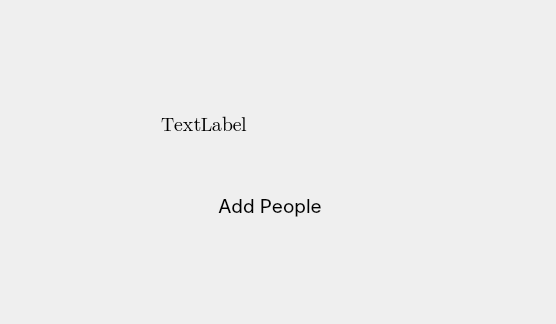
Above: BirthdayAPP/mainwindow.ui from SerhiyTo/Birthday-App before the change; both pictures show x 0 to 556 and y 276 to 600 of the 800 by 600 pixel window. Below: the same form after it.
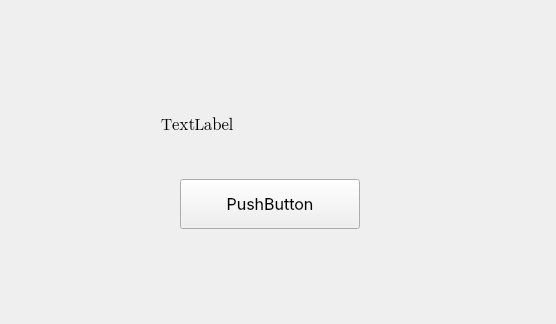
That is the form after the change. Icons and pictures are not drawn.

Commit message: Update main screen

```diff
--- a/BirthdayAPP/mainwindow.ui
+++ b/BirthdayAPP/mainwindow.ui
@@ -2,6 +2,9 @@
 <ui version="4.0">
  <class>MainWindow</class>
  <widget class="QMainWindow" name="MainWindow">
+  <property name="enabled">
+   <bool>true</bool>
+  </property>
   <property name="geometry">
    <rect>
     <x>0</x>
@@ -20,34 +23,12 @@
    <string>Birthday Reminder</string>
   </property>
   <property name="autoFillBackground">
-   <bool>false</bool>
+   <bool>true</bool>
+  </property>
+  <property name="tabShape">
+   <enum>QTabWidget::Rounded</enum>
   </property>
   <widget class="QWidget" name="centralwidget">
-   <widget class="QPushButton" name="button_add_people">
-    <property name="geometry">
-     <rect>
-      <x>180</x>
-      <y>457</y>
-      <width>180</width>
-      <height>50</height>
-     </rect>
-    </property>
-    <property name="font">
-     <font>
-      <family>Inter</family>
-      <pointsize>14</pointsize>
-     </font>
-    </property>
-    <property name="autoFillBackground">
-     <bool>false</bool>
-    </property>
-    <property name="styleSheet">
-     <string notr="true">border-radius: 10px;</string>
-    </property>
-    <property name="text">
-     <string>Add People</string>
-    </property>
-   </widget>
    <widget class="QLabel" name="text_upper_button">
     <property name="geometry">
      <rect>
@@ -60,7 +41,7 @@
     <property name="font">
      <font>
       <family>Segoe UI Emoji</family>
-      <pointsize>14</pointsize>
+      <pointsize>12</pointsize>
      </font>
     </property>
     <property name="text">
@@ -70,6 +51,44 @@
      <enum>Qt::PlainText</enum>
     </property>
    </widget>
+   <widget class="QLabel" name="image">
+    <property name="geometry">
+     <rect>
+      <x>140</x>
+      <y>87</y>
+      <width>271</width>
+      <height>291</height>
+     </rect>
+    </property>
+    <property name="text">
+     <string/>
+    </property>
+    <property name="pixmap">
+     <pixmap>../graphics/bird.png</pixmap>
+    </property>
+    <property name="scaledContents">
+     <bool>false</bool>
+    </property>
+   </widget>
+   <widget class="QPushButton" name="buttonAdd">
+    <property name="geometry">
+     <rect>
+      <x>180</x>
+      <y>455</y>
+      <width>180</width>
+      <height>50</height>
+     </rect>
+    </property>
+    <property name="font">
+     <font>
+      <family>Inter</family>
+      <pointsize>12</pointsize>
+     </font>
+    </property>
+    <property name="text">
+     <string>PushButton</string>
+    </property>
+   </widget>
   </widget>
   <widget class="QStatusBar" name="statusbar"/>
  </widget>
```
The commit also changes 3 other files.
